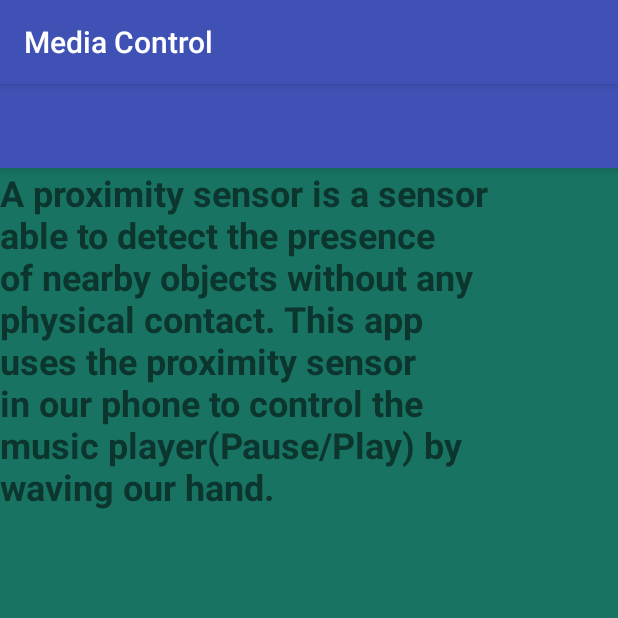
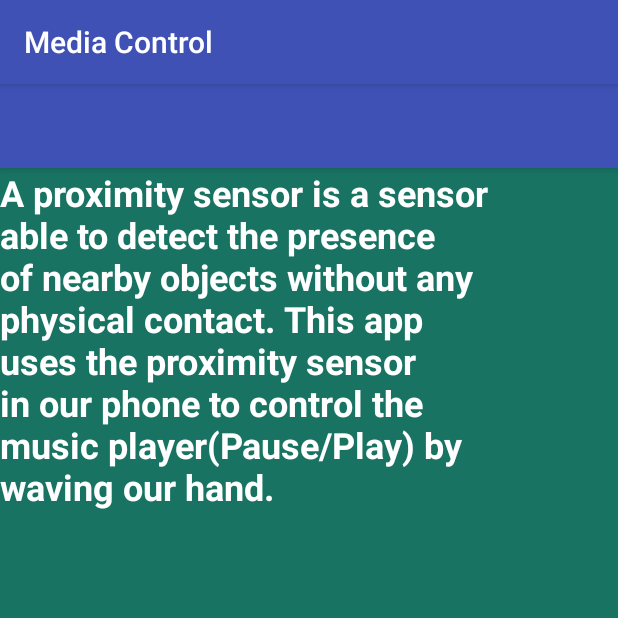
Before and after one commit to Sethucb/Smart-Sensing-using-Proximity-sensor---Android, an Android app: the MainActivity screen opened directly, with no data from a screen before it, on a phone screen of 412 x 824 dp, the top half of it. Run offline under Robolectric (Android 15) with nearby library versions, the phone set to English and light mode, and no system bars; 1 statement that could not run was skipped.

Commit message:
Project complete

```diff
--- a/app/src/main/res/layout/content_main.xml
+++ b/app/src/main/res/layout/content_main.xml
@@ -15,11 +15,12 @@
         android:layout_gravity="center"
         android:inputType="textMultiLine"
         android:text="@string/para_text"
+        android:textColor="@color/white"
         android:textSize="24sp"
         android:textStyle="bold"
         tools:ignore="MissingConstraints"
         tools:layout_editor_absoluteX="29dp"
-        tools:layout_editor_absoluteY="112dp" />
+        tools:layout_editor_absoluteY="58dp" />
 
 
 </android.support.constraint.ConstraintLayout>
--- a/app/src/main/res/values/colors.xml
+++ b/app/src/main/res/values/colors.xml
@@ -4,4 +4,5 @@
     <color name="colorPrimaryDark">#303F9F</color>
     <color name="colorAccent">#FF4081</color>
     <color name="myColor">#187362</color>
+    <color name="white">#ffffff</color>
 </resources>
```
